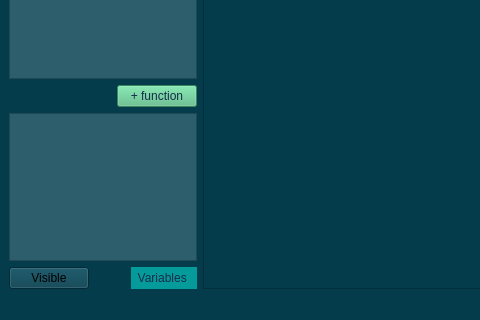
Old version of the form forms/mainwindow.ui in the repository Alienso/MainAnt; both pictures show x 0 to 480 and y 280 to 600 of the 1156 by 600 pixel window.
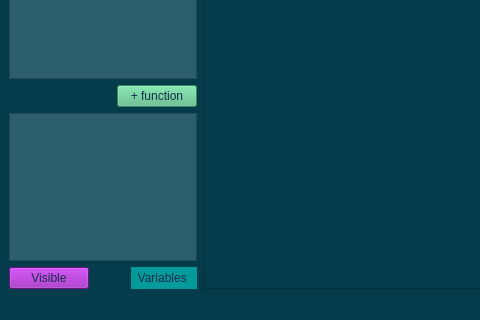
New version of the form. Custom widgets are drawn as their Qt base class.

Commit message: style: Promenjena boja dugmeta visible

The edit to the form file:
```diff
--- a/forms/mainwindow.ui
+++ b/forms/mainwindow.ui
@@ -147,6 +147,10 @@
        <layout class="QHBoxLayout" name="horizontalLayout_4">
         <item>
          <widget class="QPushButton" name="VisibleInstances">
+          <property name="styleSheet">
+           <string notr="true">background-color: rgb(150, 25, 184);
+color: rgb(21, 45, 73);</string>
+          </property>
           <property name="text">
            <string>Visible</string>
           </property>
```
